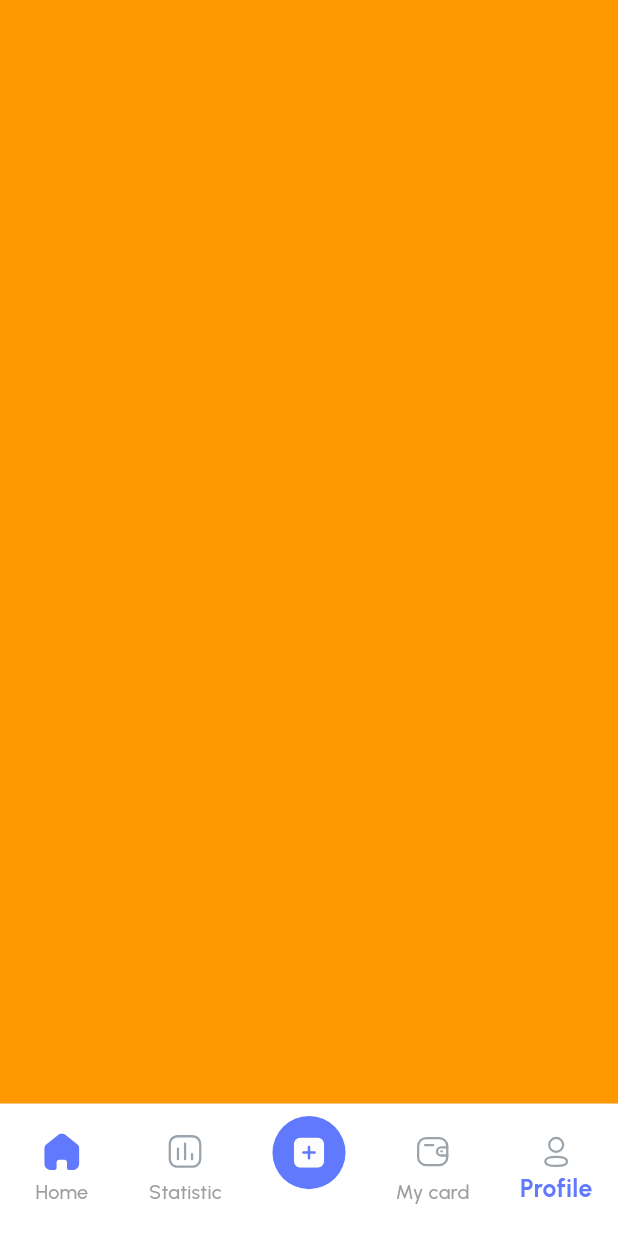
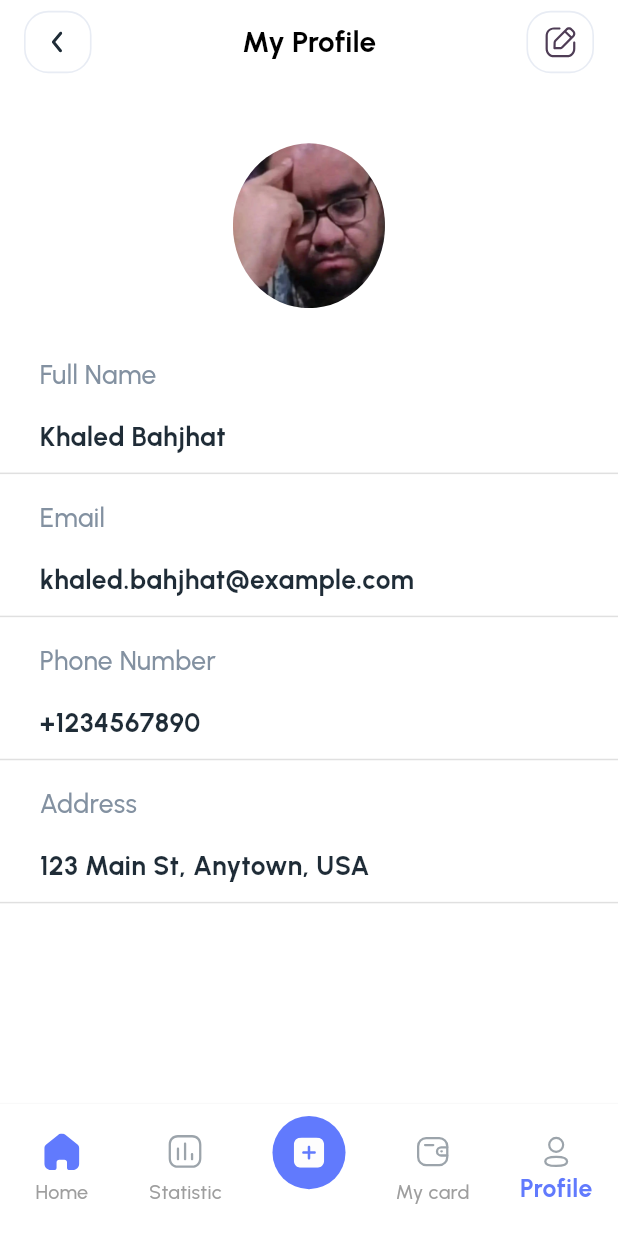
Before and after one commit to KhaledBahjat/finance_app, a Flutter app: the MainScreen screen opened by its route, item 5 of the bottom bar chosen, on a phone screen of 412 x 824 dp. Run offline on Flutter 3.47's test engine with Material 3 defaults, Android fonts, the phone set to English and light mode, and no system bars; our stand-ins replace carousel_slider, dots_indicator, flutter_screenutil, flutter_svg, go_router, pin_code_fields.

Commit message:
my profile screen

```diff
--- a/finance_app/lib/core/styling/app_assets.dart
+++ b/finance_app/lib/core/styling/app_assets.dart
@@ -16,4 +16,5 @@ class AppAssets {
   static const String arrowBackBlack = 'assets/icons/arrow-back.svg';
   static const String listIcon = 'assets/icons/list.svg';
   static const String visaLogo = 'assets/images/visa.png';
+  static const String editIcon = 'assets/icons/editicon.svg';
 }
--- a/finance_app/lib/core/widgets/custom_title_widget.dart
+++ b/finance_app/lib/core/widgets/custom_title_widget.dart
@@ -7,28 +7,33 @@ import 'package:flutter_screenutil/flutter_screenutil.dart';
 class CustomTitel extends StatelessWidget {
   const CustomTitel({
     super.key,
+    required this.title,
+    required this.backIconPath,
+    required this.leadingIconPath,
   });
-
+final String title;
+final String backIconPath;
+final String leadingIconPath;
   @override
   Widget build(BuildContext context) {
     return Row(
       mainAxisAlignment: MainAxisAlignment.spaceBetween,
       children: [
         BackButtonWidget(
-          iconPath: AppAssets.arrowBackBlack,
+          iconPath: backIconPath,
           width: 24.w,
           height: 24.h,
           onPressed: () {},
         ),
         Text(
-          'All Cards',
+          title,
           style: AppStyling.grey14SemiBoldStyle.copyWith(
             color: Colors.black,
             fontSize: 18.sp,
           ),
         ),
         BackButtonWidget(
-          iconPath: AppAssets.listIcon,
+          iconPath: leadingIconPath,
           onPressed: () {},
           width: 24.w,
           height: 24.h,
--- /dev/null
+++ b/finance_app/lib/core/widgets/profile_picture_widget.dart
@@ -0,0 +1,25 @@
+import 'package:flutter/material.dart';
+import 'package:flutter_screenutil/flutter_screenutil.dart';
+
+class ProfialPic extends StatelessWidget {
+  const ProfialPic({
+    super.key,
+    this.width = 48,
+    this.height = 48,
+    this.imagePath,
+  });
+  final double? width;
+  final double? height;
+  final String? imagePath;
+  @override
+  Widget build(BuildContext context) {
+    return ClipOval(
+      child: Image.asset(
+        imagePath ?? 'assets/images/logo.jpg',
+        height: width ?? 48.h,
+        width: height ?? 48.w,
+        fit: BoxFit.fill,
+      ),
+    );
+  }
+}
--- a/finance_app/lib/features/main_screen/home_screen.dart
+++ b/finance_app/lib/features/main_screen/home_screen.dart
@@ -1,3 +1,4 @@
+import 'package:finance_app/core/widgets/profile_picture_widget.dart';
 import 'package:finance_app/features/main_screen/widgets/carousel_widget.dart';
 import 'package:finance_app/features/main_screen/widgets/notfication_widget.dart';
 import 'package:finance_app/features/main_screen/widgets/our_service_widget.dart';
@@ -21,14 +22,7 @@ class HomeScreen extends StatelessWidget {
 
               Row(
                 children: [
-                  ClipOval(
-                    child: Image.asset(
-                      'assets/images/logo.jpg',
-                      height: 48.h,
-                      width: 48.w,
-                      fit: BoxFit.fill,
-                    ),
-                  ),
+                  ProfialPic(),
                   SizedBox(
                     width: 11.w,
                   ),
--- a/finance_app/lib/features/main_screen/main_screen.dart
+++ b/finance_app/lib/features/main_screen/main_screen.dart
@@ -3,6 +3,7 @@ import 'package:finance_app/core/styling/app_color.dart';
 import 'package:finance_app/core/styling/app_styling.dart';
 import 'package:finance_app/features/main_screen/home_screen.dart';
 import 'package:finance_app/features/main_screen/my_card_screen.dart';
+import 'package:finance_app/features/main_screen/profile_screen.dart';
 import 'package:flutter/material.dart';
 import 'package:flutter_screenutil/flutter_screenutil.dart';
 import 'package:flutter_svg/flutter_svg.dart';
@@ -29,11 +30,7 @@ class _MainScreenState extends State<MainScreen> {
       height: double.infinity,
     ),
     MyCardScreen(),
-    Container(
-      color: Colors.orange,
-      width: double.infinity,
-      height: double.infinity,
-    ),
+    ProfileScreen(),
   ];
   @override
   Widget build(BuildContext context) {
--- a/finance_app/lib/features/main_screen/my_card_screen.dart
+++ b/finance_app/lib/features/main_screen/my_card_screen.dart
@@ -14,7 +14,7 @@ class MyCardScreen extends StatelessWidget {
       appBar: AppBar(
         automaticallyImplyLeading: false,
         backgroundColor: Colors.white,
-        title: CustomTitel(),
+        title: CustomTitel(title: 'All Cards', backIconPath: AppAssets.arrowBackBlack, leadingIconPath: AppAssets.listIcon),
       ),
 
       body: Center(
--- /dev/null
+++ b/finance_app/lib/features/main_screen/profile_screen.dart
@@ -0,0 +1,59 @@
+import 'package:finance_app/core/styling/app_assets.dart';
+import 'package:finance_app/core/styling/app_styling.dart';
+import 'package:finance_app/core/widgets/custom_title_widget.dart';
+import 'package:finance_app/core/widgets/profile_picture_widget.dart';
+import 'package:finance_app/features/main_screen/widgets/cusom_card_widget.dart';
+import 'package:flutter/material.dart';
+import 'package:flutter_screenutil/flutter_screenutil.dart';
+
+class ProfileScreen extends StatelessWidget {
+  const ProfileScreen({super.key});
+
+  @override
+  Widget build(BuildContext context) {
+    return Scaffold(
+      appBar: AppBar(
+        backgroundColor: Colors.white,
+        automaticallyImplyLeading: false,
+        title: CustomTitel(
+          title: 'My Profile',
+          backIconPath: AppAssets.arrowBackBlack,
+          leadingIconPath: AppAssets.editIcon,
+        ),
+      ),
+      body: Column(
+        crossAxisAlignment: CrossAxisAlignment.start,
+        children: [
+          SizedBox(
+            height: 39.h,
+          ),
+          Center(
+            child: ProfialPic(
+              width: 100.w,
+              height: 100.h,
+            ),
+          ),
+          SizedBox(
+            height: 15.h,
+          ),
+          CustomCard(
+            title: 'Full Name',
+            subtitle: 'Khaled Bahjhat',
+          ),
+          CustomCard(
+            title: 'Email',
+            subtitle: 'khaled.bahjhat@example.com',
+          ),
+          CustomCard(
+            title: 'Phone Number',
+            subtitle: '+1234567890',
+          ),
+          CustomCard(
+            title: 'Address',
+            subtitle: '123 Main St, Anytown, USA',
+          ),
+        ],
+      ),
+    );
+  }
+}
--- /dev/null
+++ b/finance_app/lib/features/main_screen/widgets/cusom_card_widget.dart
@@ -0,0 +1,46 @@
+import 'package:finance_app/core/styling/app_styling.dart';
+import 'package:flutter/material.dart';
+import 'package:flutter_screenutil/flutter_screenutil.dart';
+
+class CustomCard extends StatelessWidget {
+  const CustomCard({
+    super.key,
+    required this.title,
+    required this.subtitle,
+  });
+  final String title;
+  final String subtitle;
+  @override
+  Widget build(BuildContext context) {
+    return Container(
+      margin: EdgeInsets.only(top: 16.h),
+      width: double.infinity,
+      height: 78.h,
+      padding: EdgeInsets.symmetric(horizontal: 24.w),
+      decoration: BoxDecoration(
+        border: Border(
+          bottom: BorderSide(
+            color: Colors.grey.shade300,
+            width: 1,
+          ),
+        ),
+      ),
+      child: Column(
+        crossAxisAlignment: CrossAxisAlignment.start,
+        children: [
+          Text(
+            title,
+            style: AppStyling.subtitleTextStyle,
+          ),
+          SizedBox(
+            height: 16.h,
+          ),
+          Text(
+            subtitle,
+            style: AppStyling.black16w600Style,
+          ),
+        ],
+      ),
+    );
+  }
+}
```
Also changed, not shown: finance_app/assets/icons/editicon.svg (added).
